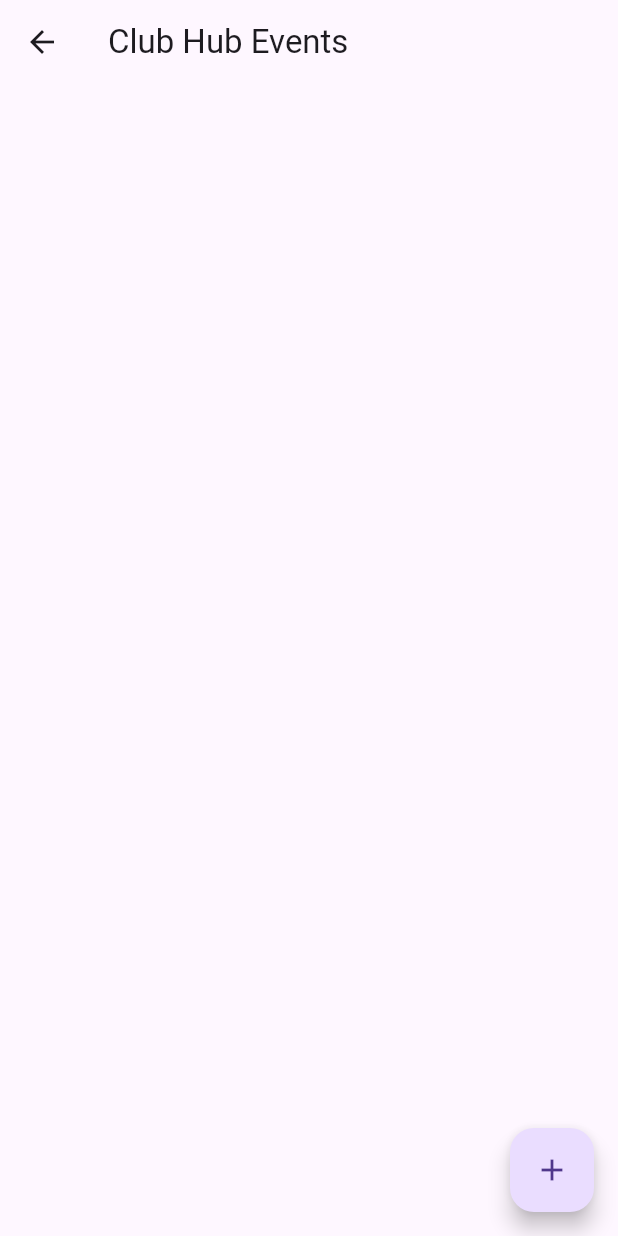
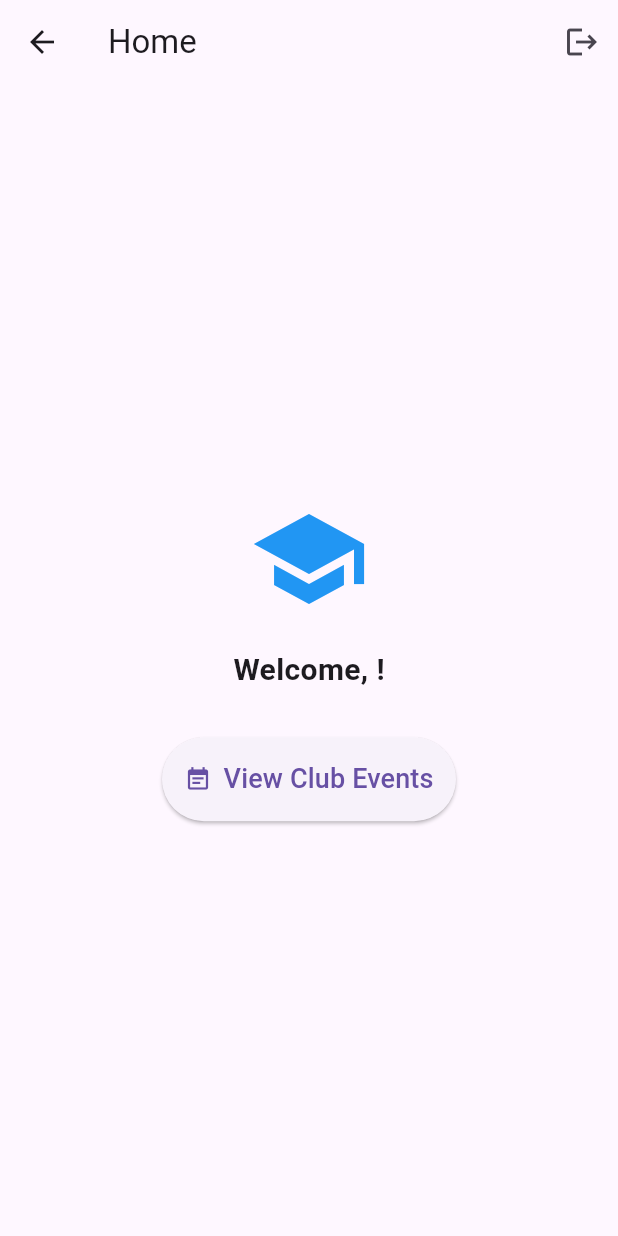
Before and after one commit to kalviumcommunity/S69-0226-DSP-flutter-ClubHubManager, a Flutter app: the HomeScreen screen opened directly, on a phone screen of 412 x 824 dp. Run offline on Flutter 3.47's test engine with Material 3 defaults, Android fonts, the light colour scheme and no system bars; our stand-ins replace cloud_firestore, firebase_auth, firebase_core; accounts and stored records are empty; network calls fail.

Commit message:
modified few navigations

```diff
--- a/lib/screens/home_screen.dart
+++ b/lib/screens/home_screen.dart
@@ -1,35 +1,49 @@
 import 'package:flutter/material.dart';
-import 'package:cloud_firestore/cloud_firestore.dart';
-import 'add_event_screen.dart';
+import 'package:firebase_auth/firebase_auth.dart';
+import 'dashboard_screen.dart'; // Import the events list
 
 class HomeScreen extends StatelessWidget {
   const HomeScreen({super.key});
 
   @override
   Widget build(BuildContext context) {
+    // This gets the email of the person logged in
+    final userEmail = FirebaseAuth.instance.currentUser?.email ?? "User";
+
     return Scaffold(
-      appBar: AppBar(title: const Text("Club Hub Events")),
-      // This button opens the Add Event page
-      floatingActionButton: FloatingActionButton(
-        child: const Icon(Icons.add),
-        onPressed: () => Navigator.push(context, MaterialPageRoute(builder: (context) => const AddEventScreen())),
+      appBar: AppBar(
+        title: const Text("Home"),
+        actions: [
+          IconButton(
+            icon: const Icon(Icons.logout),
+            onPressed: () => FirebaseAuth.instance.signOut(),
+          ),
+        ],
       ),
-      // This part reads data from Firebase in REAL TIME
-      body: StreamBuilder(
-        stream: FirebaseFirestore.instance.collection('events').orderBy('timestamp', descending: true).snapshots(),
-        builder: (context, AsyncSnapshot<QuerySnapshot> snapshot) {
-          if (!snapshot.hasData) return const Center(child: CircularProgressIndicator());
+      body: Center(
+        child: Column(
+          mainAxisAlignment: MainAxisAlignment.center,
+          children: [
+            const Icon(Icons.school, size: 80, color: Colors.blue),
+            const SizedBox(height: 20),
+            Text("Welcome, $userEmail!",
+                style: const TextStyle(fontSize: 20, fontWeight: FontWeight.bold)),
+            const SizedBox(height: 30),
 
-          return ListView(
-            children: snapshot.data!.docs.map((doc) {
-              return ListTile(
-                title: Text(doc['title']),
-                subtitle: Text(doc['description']),
-                trailing: const Icon(Icons.event),
-              );
-            }).toList(),
-          );
-        },
+            // THE BUTTON to go to the Events page
+            ElevatedButton.icon(
+              style: ElevatedButton.styleFrom(padding: const EdgeInsets.all(15)),
+              onPressed: () {
+                Navigator.push(
+                  context,
+                  MaterialPageRoute(builder: (context) => const DashboardScreen()),
+                );
+              },
+              icon: const Icon(Icons.event_note),
+              label: const Text("View Club Events", style: TextStyle(fontSize: 18)),
+            ),
+          ],
+        ),
       ),
     );
   }
```
Also changed, not shown: lib/main.dart (+16 -2 lines), lib/screens/dashboard_screen.dart (added, +36 -0 lines).
